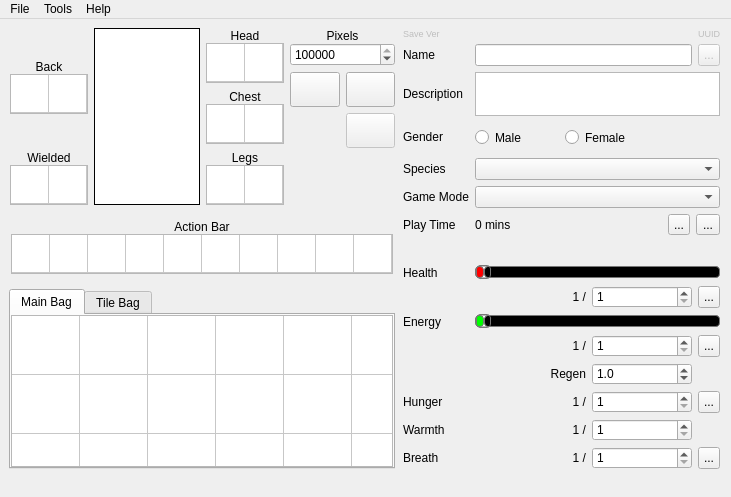
This is starcheat/templates/MainWindow.ui in wizzomafizzo/starcheat as Qt 5 draws it before an edit. The edited form follows.
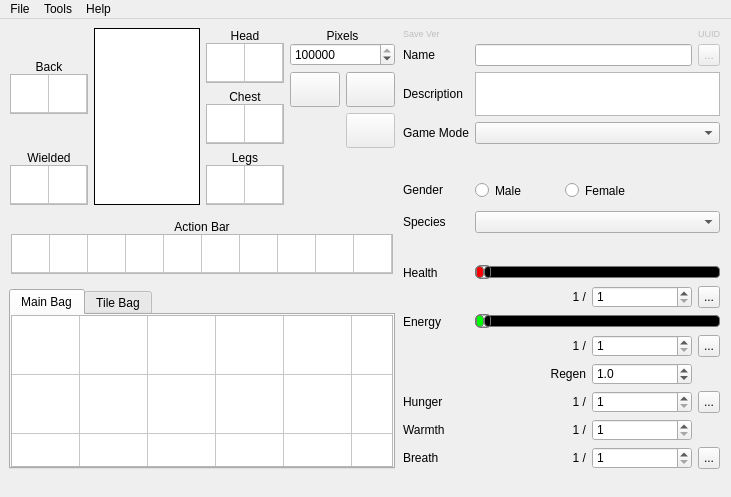
This is the edited form. Icons and pictures are not drawn.

Commit message:
Remove play time stuff, update mainwindow gui
So it doesn't really do anything even with persist crops. I've just
taken out the gui part of play_time and rearranged the form a little

```diff
--- a/starcheat/templates/MainWindow.ui
+++ b/starcheat/templates/MainWindow.ui
@@ -1654,7 +1654,7 @@
         </property>
        </widget>
       </item>
-      <item row="3" column="0">
+      <item row="5" column="0">
        <widget class="QLabel" name="gender_label">
         <property name="text">
          <string>Gender</string>
@@ -1664,7 +1664,7 @@
         </property>
        </widget>
       </item>
-      <item row="4" column="0">
+      <item row="6" column="0">
        <widget class="QLabel" name="race_label">
         <property name="text">
          <string>Species</string>
@@ -1740,69 +1740,8 @@
        </layout>
       </item>
       <item row="6" column="1">
-       <layout class="QHBoxLayout" name="horizontalLayout_3">
-        <item>
-         <widget class="QLabel" name="play_time">
-          <property name="text">
-           <string>0 mins</string>
-          </property>
-         </widget>
-        </item>
-        <item>
-         <widget class="QToolButton" name="play_time_button1">
-          <property name="enabled">
-           <bool>true</bool>
-          </property>
-          <property name="maximumSize">
-           <size>
-            <width>22</width>
-            <height>22</height>
-           </size>
-          </property>
-          <property name="toolTip">
-           <string>Skip 10 Minutes</string>
-          </property>
-          <property name="text">
-           <string>...</string>
-          </property>
-          <property name="icon">
-           <iconset resource="../resources.qrc">
-            <normaloff>:/starcheat/images/icons/glyphicons_halflings_074_forward.png</normaloff>:/starcheat/images/icons/glyphicons_halflings_074_forward.png</iconset>
-          </property>
-         </widget>
-        </item>
-        <item>
-         <widget class="QToolButton" name="play_time_button2">
-          <property name="enabled">
-           <bool>true</bool>
-          </property>
-          <property name="toolTip">
-           <string>Skip An Hour</string>
-          </property>
-          <property name="text">
-           <string>...</string>
-          </property>
-          <property name="icon">
-           <iconset resource="../resources.qrc">
-            <normaloff>:/starcheat/images/icons/glyphicons_halflings_075_fast-forward.png</normaloff>:/starcheat/images/icons/glyphicons_halflings_075_fast-forward.png</iconset>
-          </property>
-         </widget>
-        </item>
-       </layout>
-      </item>
-      <item row="4" column="1">
        <widget class="QComboBox" name="race"/>
       </item>
-      <item row="6" column="0">
-       <widget class="QLabel" name="play_time_label">
-        <property name="text">
-         <string>Play Time</string>
-        </property>
-        <property name="alignment">
-         <set>Qt::AlignLeading|Qt::AlignLeft|Qt::AlignVCenter</set>
-        </property>
-       </widget>
-      </item>
       <item row="1" column="1">
        <layout class="QHBoxLayout" name="horizontalLayout_5">
         <item>
@@ -2069,7 +2008,7 @@
         </item>
        </layout>
       </item>
-      <item row="3" column="1">
+      <item row="5" column="1">
        <widget class="QWidget" name="gender_group" native="true">
         <property name="minimumSize">
          <size>
@@ -2126,23 +2065,6 @@
         </property>
        </widget>
       </item>
-      <item row="5" column="1">
-       <widget class="QComboBox" name="game_mode">
-        <property name="enabled">
-         <bool>true</bool>
-        </property>
-       </widget>
-      </item>
-      <item row="5" column="0">
-       <widget class="QLabel" name="game_mode_label">
-        <property name="text">
-         <string>Game Mode</string>
-        </property>
-        <property name="alignment">
-         <set>Qt::AlignCenter</set>
-        </property>
-       </widget>
-      </item>
       <item row="2" column="1">
        <widget class="QPlainTextEdit" name="description">
         <property name="sizePolicy">
@@ -2217,6 +2139,19 @@
         </item>
        </layout>
       </item>
+      <item row="4" column="0">
+       <spacer name="verticalSpacer_7">
+        <property name="orientation">
+         <enum>Qt::Vertical</enum>
+        </property>
+        <property name="sizeHint" stdset="0">
+         <size>
+          <width>20</width>
+          <height>40</height>
+         </size>
+        </property>
+       </spacer>
+      </item>
       <item row="7" column="0">
        <spacer name="verticalSpacer_6">
         <property name="orientation">
@@ -2230,6 +2165,23 @@
         </property>
        </spacer>
       </item>
+      <item row="3" column="0">
+       <widget class="QLabel" name="game_mode_label">
+        <property name="text">
+         <string>Game Mode</string>
+        </property>
+        <property name="alignment">
+         <set>Qt::AlignCenter</set>
+        </property>
+       </widget>
+      </item>
+      <item row="3" column="1">
+       <widget class="QComboBox" name="game_mode">
+        <property name="enabled">
+         <bool>true</bool>
+        </property>
+       </widget>
+      </item>
      </layout>
     </item>
    </layout>
```
The commit also changes 1 other file.
